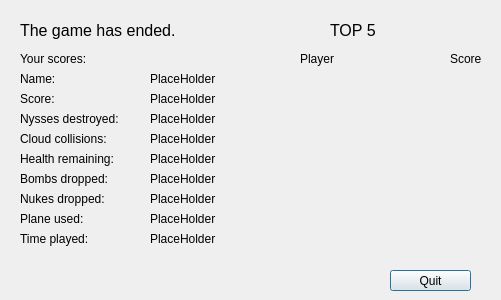
The window that Game/endwindow.ui (KahalaV/OTEK) describes before a commit, drawn with Qt 5.
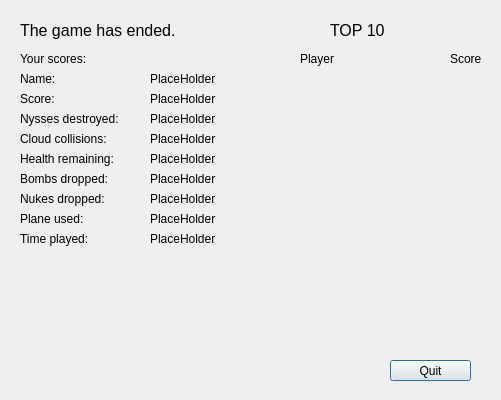
The same window after the commit.

What changed in the file:
```diff
--- a/Game/endwindow.ui
+++ b/Game/endwindow.ui
@@ -7,7 +7,7 @@
     <x>0</x>
     <y>0</y>
     <width>501</width>
-    <height>300</height>
+    <height>400</height>
    </rect>
   </property>
   <property name="windowTitle">
@@ -17,7 +17,7 @@
    <property name="geometry">
     <rect>
      <x>390</x>
-     <y>270</y>
+     <y>360</y>
      <width>81</width>
      <height>21</height>
     </rect>
@@ -306,7 +306,7 @@
     </font>
    </property>
    <property name="text">
-    <string>TOP 5</string>
+    <string>TOP 10</string>
    </property>
   </widget>
   <widget class="QLabel" name="topFivePlayerTitleLabel">
```
Left out of the diff: 154 changed lines with no effect on the pictures.
